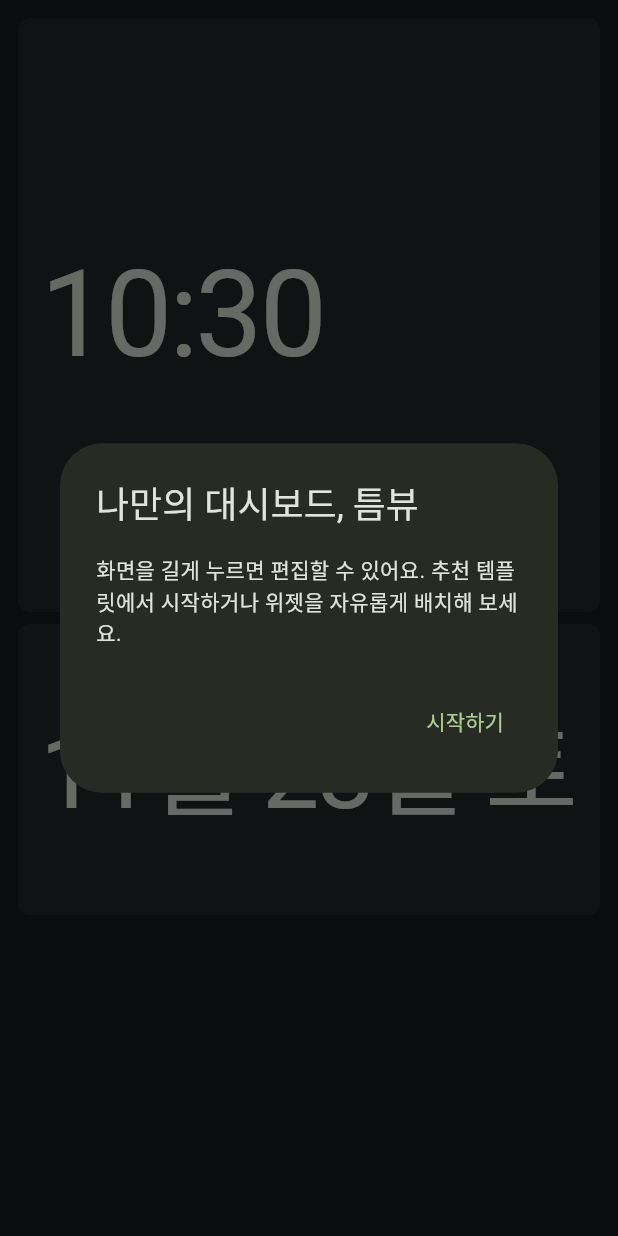
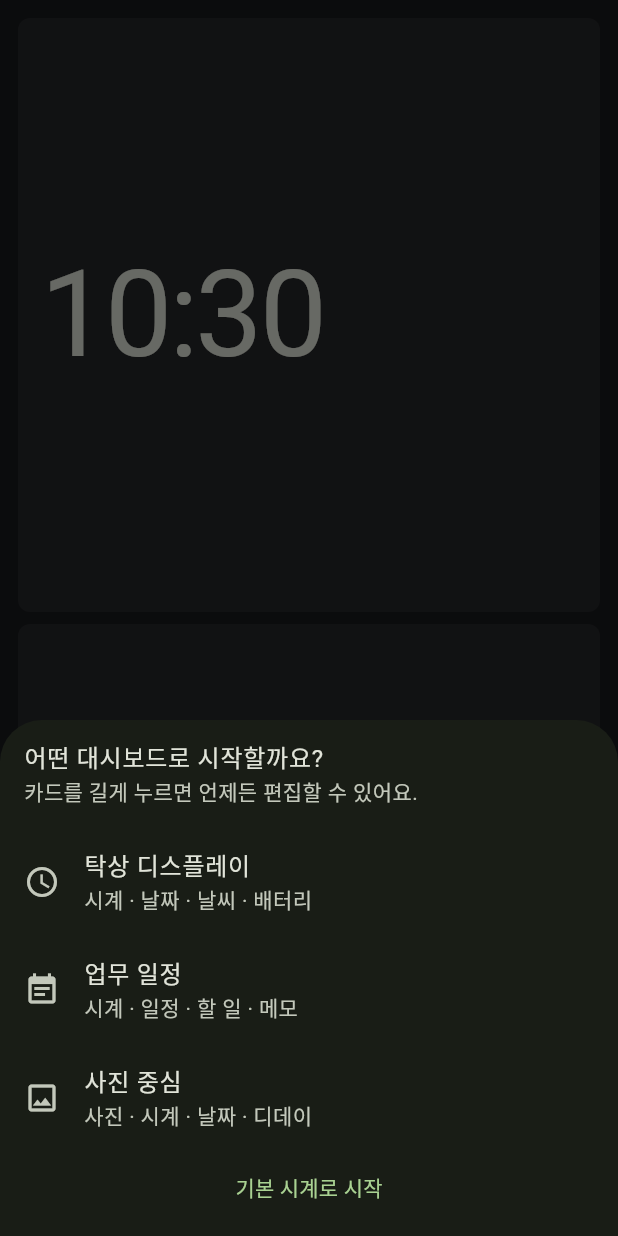
Before and after one commit to Dudozi-workshop/TEUMVIEW, a Flutter app: the screen it shows after launch, on a phone screen of 412 x 824 dp. Run offline on Flutter 3.47's test engine with Material 3 defaults, Android fonts, the phone set to English and light mode, and no system bars; our stand-ins replace battery_plus, file_picker, google_sign_in, image_picker, in_app_purchase, shared_preferences and 1 more; missing offline and left inert: screen_brightness.

Commit message:
Offer first-run templates, select cards on long press and package ARM64 QA builds

```diff
--- a/lib/main.dart
+++ b/lib/main.dart
@@ -117,7 +117,76 @@ class _DashboardState extends State<Dashboard> {
   DateTime now=DateTime.now();
   Timer? timer;
   @override
-  void initState(){super.initState();if(!(widget.prefs.getBool('intro_seen')??false)){WidgetsBinding.instance.addPostFrameCallback((_)async{if(!mounted)return;await showDialog<void>(context:context,builder:(ctx)=>AlertDialog(title:const Text('나만의 대시보드, 틈뷰'),content:const Text('화면을 길게 누르면 편집할 수 있어요. 추천 템플릿에서 시작하거나 위젯을 자유롭게 배치해 보세요.'),actions:[TextButton(onPressed:()=>Navigator.pop(ctx),child:const Text('시작하기'))]));await widget.prefs.setBool('intro_seen',true);});}timer=Timer.periodic(const Duration(seconds:1),(_){if(mounted){final next=DateTime.now();if(!widget.lowPower||next.minute!=now.minute||next.hour!=now.hour||next.day!=now.day)setState(()=>now=next);}});}
+  void initState() {
+    super.initState();
+    if (!(widget.prefs.getBool('intro_seen') ?? false)) {
+      WidgetsBinding.instance.addPostFrameCallback((_) async {
+        if (!mounted) return;
+        // Older installations may have saved a layout before onboarding existed.
+        if (!widget.prefs.containsKey(store.key(active, false)) &&
+            !widget.prefs.containsKey(store.key(active, true))) {
+          await chooseTemplate(firstRun: true);
+        }
+        if (mounted) await widget.prefs.setBool('intro_seen', true);
+      });
+    }
+    timer = Timer.periodic(const Duration(seconds: 1), (_) {
+      final next = DateTime.now();
+      if (!widget.lowPower || next.minute != now.minute ||
+          next.hour != now.hour || next.day != now.day) {
+        setState(() => now = next);
+      }
+    });
+  }
+
+  Future<void> chooseTemplate({bool firstRun = false}) async {
+    final choice = await showModalBottomSheet<String>(
+      context: context,
+      isScrollControlled: true,
+      useSafeArea: true,
+      builder: (ctx) => SafeArea(child: ListView(
+        padding: const EdgeInsets.only(bottom: 8),
+        shrinkWrap: true,
+        children: [
+          ListTile(
+            title: Text(firstRun ? '어떤 대시보드로 시작할까요?' : '추천 템플릿'),
+            subtitle: Text(firstRun ? '카드를 길게 누르면 언제든 편집할 수 있어요.' : '현재 방향의 배치를 바꿉니다. 실행 취소할 수 있어요.'),
+          ),
+          for (final (key, label, icon) in const [
+            ('desk', '탁상 디스플레이', Icons.schedule),
+            ('work', '업무 일정', Icons.event_note),
+            ('photo', '사진 중심', Icons.photo_outlined),
+          ])
+            ListTile(
+              leading: Icon(icon),
+              title: Text(label),
+              subtitle: Text(Board.preset(false, key).tiles.map((t) => widgetLabels[t.kind]!).join(' · ')),
+              onTap: () => Navigator.pop(ctx, key),
+            ),
+          if (firstRun) TextButton(
+            onPressed: () => Navigator.pop(ctx),
+            child: const Text('기본 시계로 시작'),
+          ),
+        ],
+      )),
+    );
+    if (choice == null || !mounted) return;
+    final size = MediaQuery.sizeOf(context);
+    final padding = MediaQuery.paddingOf(context);
+    final wide = size.width - padding.horizontal > size.height - padding.vertical;
+    final preset = Board.preset(wide, choice);
+    final prefix = '${active}_${wide}_${DateTime.now().microsecondsSinceEpoch}';
+    commit(wide, Board(preset.cols, preset.rows, [
+      for (final tile in preset.tiles)
+        Tile('${prefix}_${tile.id}', tile.kind, tile.x, tile.y, tile.w, tile.h),
+    ]));
+    setState(() {
+      editing = true;
+      selected = null;
+      preview = null;
+    });
+  }
+
   @override
   void dispose(){timer?.cancel();super.dispose();}
   void save(bool wide,Board b){setState(()=>boards[wide]=b);widget.prefs.setString(store.key(active,wide),b.encode());}
@@ -151,44 +220,28 @@ class _DashboardState extends State<Dashboard> {
       IconButton(tooltip:'위젯 추가',onPressed:() async {final kind=await showModalBottomSheet<String>(context:context,isScrollControlled:true,builder:(_)=>const WidgetPicker());if(kind!=null&&mounted)add(wide,kind);},icon:const Icon(Icons.add)),
       PopupMenuButton<String>(tooltip:'대시보드',onSelected:(id)async{if(id=='rename'){await renameBoard();}else if(id=='delete'){await deleteBoard();}else if(id=='+'){await store.create();await switchBoard(store.active);}else{await switchBoard(id);}},itemBuilder:(_)=>[for(final id in store.ids) PopupMenuItem(value:id,child:Text('${store.name(id)}${id==active?" ✓":""}')),const PopupMenuItem(value:'+',child:Text('새 대시보드')),const PopupMenuItem(value:'rename',child:Text('이름 변경')),if(store.ids.length>1)const PopupMenuItem(value:'delete',child:Text('삭제'))],icon:const Icon(Icons.dashboard_customize)),
       IconButton(tooltip:'설정',onPressed:widget.onSettings,icon:const Icon(Icons.settings)),
-      IconButton(tooltip:'추천 템플릿',icon:const Icon(Icons.space_dashboard_outlined),onPressed:()async{
-        final choice = await showModalBottomSheet<String>(
-          context: context,
-          isScrollControlled: true,
-          builder: (ctx) => SafeArea(child: ListView(
-            shrinkWrap: true,
-            children: [
-              const ListTile(title: Text('현재 방향의 배치를 변경합니다. 실행 취소 가능')),
-              for (final entry in const {'desk':'탁상 디스플레이','work':'업무 일정','photo':'사진 중심'}.entries)
-                ListTile(title: Text(entry.value), onTap: () => Navigator.pop(ctx, entry.key)),
-            ],
-          )),
-        );
-        if(choice==null||!mounted)return;
-        final p=Board.preset(wide,choice);
-        commit(wide,Board(p.cols,p.rows,p.tiles.map((t)=>Tile('${active}_${wide}_${DateTime.now().microsecondsSinceEpoch}_${t.id}',t.kind,t.x,t.y,t.w,t.h)).toList()));
-      }),
+      IconButton(tooltip:'추천 템플릿', icon:const Icon(Icons.space_dashboard_outlined), onPressed:() => chooseTemplate()),
       IconButton(tooltip:'배치 초기화',onPressed:()=>commit(wide,Board(boards[wide]!.cols,boards[wide]!.rows,Board.defaults(wide).tiles.map((t)=>active=='default'?t:Tile('${active}_${t.id}',t.kind,t.x,t.y,t.w,t.h)).toList())),icon:const Icon(Icons.restart_alt)),
     ])),Expanded(child:Padding(padding:EdgeInsets.fromLTRB(8+(widget.burnin&&!editing?now.minute%3*2.0:0),8,8,8+(widget.burnin&&!editing?now.minute%3*2.0:0)),child:LayoutBuilder(builder:(context,c){
       final cw=c.maxWidth/b.cols,ch=c.maxHeight/b.rows;
       return GestureDetector(behavior:HitTestBehavior.opaque,onLongPress:()=>setState(()=>editing=true),child:Stack(fit:StackFit.expand,children:[
         if(editing) for(var y=0;y<b.rows;y++)for(var x=0;x<b.cols;x++) Positioned(left:x*cw,top:y*ch,width:cw,height:ch,child:IgnorePointer(child:Container(margin:const EdgeInsets.all(2),decoration:BoxDecoration(border:Border.all(color:Theme.of(context).dividerColor.withAlpha(60)))))),
-        for(final t in b.tiles) Positioned(key:ValueKey(t.id),left:t.x*cw,top:t.y*ch,width:t.w*cw,height:t.h*ch,child:TileView(tile:t,editing:editing,selected:selected==t.id,surface:widget.surface,radius:widget.radius,content:DashboardContent(key:ValueKey(t.id),tile:t,prefs:widget.prefs,now:now,editing:editing),onSelect:()=>setState(()=>selected=t.id),onPreview:(d,resize)=>setState(()=>preview=d==null?null:resize?t.change(w:t.w+(d.dx/cw).round(),h:t.h+(d.dy/ch).round()):t.change(x:t.x+(d.dx/cw).round(),y:t.y+(d.dy/ch).round())),onMove:(d)=>commit(wide,boards[wide]!.put(t.change(x:t.x+(d.dx/cw).round(),y:t.y+(d.dy/ch).round()))),onResize:(d)=>commit(wide,boards[wide]!.put(t.change(w:t.w+(d.dx/cw).round(),h:t.h+(d.dy/ch).round()))),onDelete:()=>commit(wide,boards[wide]!.remove(t.id)))),
+        for(final t in b.tiles) Positioned(key:ValueKey(t.id),left:t.x*cw,top:t.y*ch,width:t.w*cw,height:t.h*ch,child:TileView(tile:t,editing:editing,selected:selected==t.id,surface:widget.surface,radius:widget.radius,content:DashboardContent(key:ValueKey(t.id),tile:t,prefs:widget.prefs,now:now,editing:editing),onSelect:()=>setState(()=>selected=t.id),onStartEditing:()=>setState((){editing=true;selected=t.id;}),onPreview:(d,resize)=>setState(()=>preview=d==null?null:resize?t.change(w:t.w+(d.dx/cw).round(),h:t.h+(d.dy/ch).round()):t.change(x:t.x+(d.dx/cw).round(),y:t.y+(d.dy/ch).round())),onMove:(d)=>commit(wide,boards[wide]!.put(t.change(x:t.x+(d.dx/cw).round(),y:t.y+(d.dy/ch).round()))),onResize:(d)=>commit(wide,boards[wide]!.put(t.change(w:t.w+(d.dx/cw).round(),h:t.h+(d.dy/ch).round()))),onDelete:()=>commit(wide,boards[wide]!.remove(t.id)))),
         if(editing&&preview!=null&&preview!.w>0&&preview!.h>0) Positioned(left:preview!.x*cw,top:preview!.y*ch,width:preview!.w*cw,height:preview!.h*ch,child:IgnorePointer(child:Container(decoration:BoxDecoration(color:(b.fits(preview!)?Colors.green:Colors.red).withAlpha(45),border:Border.all(color:b.fits(preview!)?Colors.green:Colors.red,width:2)))))
       ]));
     }))) ]);
   }))])));
 }
 class TileView extends StatefulWidget {
-  const TileView({super.key,required this.tile,required this.editing,required this.selected,required this.surface,required this.radius,required this.content,required this.onSelect,required this.onMove,required this.onResize,required this.onPreview,required this.onDelete});
+  const TileView({super.key,required this.tile,required this.editing,required this.selected,required this.surface,required this.radius,required this.content,required this.onSelect,required this.onStartEditing,required this.onMove,required this.onResize,required this.onPreview,required this.onDelete});
   final Tile tile;final bool editing,selected;final Color surface;final double radius;final Widget content;
-  final VoidCallback onSelect,onDelete;final ValueChanged<Offset> onMove,onResize;
+  final VoidCallback onSelect,onStartEditing,onDelete;final ValueChanged<Offset> onMove,onResize;
   final void Function(Offset?,bool) onPreview;
   @override State<TileView> createState()=>_TileViewState();
 }
 class _TileViewState extends State<TileView>{
   Offset delta=Offset.zero;
-  @override Widget build(BuildContext context)=>Padding(padding:const EdgeInsets.all(4),child:GestureDetector(onTap:widget.editing?widget.onSelect:null,onPanStart:widget.editing?(_){widget.onSelect();setState(()=>delta=Offset.zero);}:null,onPanUpdate:widget.editing?(d){delta+=d.delta;widget.onPreview(delta,false);}:null,onPanEnd:widget.editing?(_){widget.onPreview(null,false);widget.onMove(delta);setState(()=>delta=Offset.zero);}:null,onPanCancel:(){widget.onPreview(null,false);setState(()=>delta=Offset.zero);},child:Transform.translate(offset:Offset.zero,child:Container(decoration:BoxDecoration(color:widget.surface,borderRadius:BorderRadius.circular(widget.radius),border:widget.editing&&widget.selected?Border.all(color:Theme.of(context).colorScheme.primary):null),child:Stack(children:[Positioned.fill(child:LayoutBuilder(builder:(context,constraints){final shortest=constraints.biggest.shortestSide;final inset=(shortest*0.08).clamp(4.0,16.0).toDouble();return Padding(padding:EdgeInsets.all(inset),child:widget.content);})),if(widget.editing&&widget.selected)...[Positioned(top:0,right:0,child:IconButton(tooltip:'위젯 삭제',onPressed:widget.onDelete,icon:const Icon(Icons.close,size:18))),Positioned(bottom:0,right:0,child:ResizeHandle(onResize:widget.onResize,onPreview:(d)=>widget.onPreview(d,true)))]])))));
+  @override Widget build(BuildContext context)=>Padding(padding:const EdgeInsets.all(4),child:GestureDetector(onLongPress:widget.editing?null:widget.onStartEditing,onTap:widget.editing?widget.onSelect:null,onPanStart:widget.editing?(_){widget.onSelect();setState(()=>delta=Offset.zero);}:null,onPanUpdate:widget.editing?(d){delta+=d.delta;widget.onPreview(delta,false);}:null,onPanEnd:widget.editing?(_){widget.onPreview(null,false);widget.onMove(delta);setState(()=>delta=Offset.zero);}:null,onPanCancel:(){widget.onPreview(null,false);setState(()=>delta=Offset.zero);},child:Transform.translate(offset:Offset.zero,child:Container(decoration:BoxDecoration(color:widget.surface,borderRadius:BorderRadius.circular(widget.radius),border:widget.editing&&widget.selected?Border.all(color:Theme.of(context).colorScheme.primary):null),child:Stack(children:[Positioned.fill(child:LayoutBuilder(builder:(context,constraints){final shortest=constraints.biggest.shortestSide;final inset=(shortest*0.08).clamp(4.0,16.0).toDouble();return Padding(padding:EdgeInsets.all(inset),child:widget.content);})),if(widget.editing&&widget.selected)...[Positioned(top:0,right:0,child:IconButton(tooltip:'위젯 삭제',onPressed:widget.onDelete,icon:const Icon(Icons.close,size:18))),Positioned(bottom:0,right:0,child:ResizeHandle(onResize:widget.onResize,onPreview:(d)=>widget.onPreview(d,true)))]])))));
 }
 class ResizeHandle extends StatefulWidget{
   const ResizeHandle({super.key,required this.onResize,required this.onPreview});final ValueChanged<Offset> onResize;final ValueChanged<Offset?> onPreview;
```
Also changed, not shown: 2 other files.
